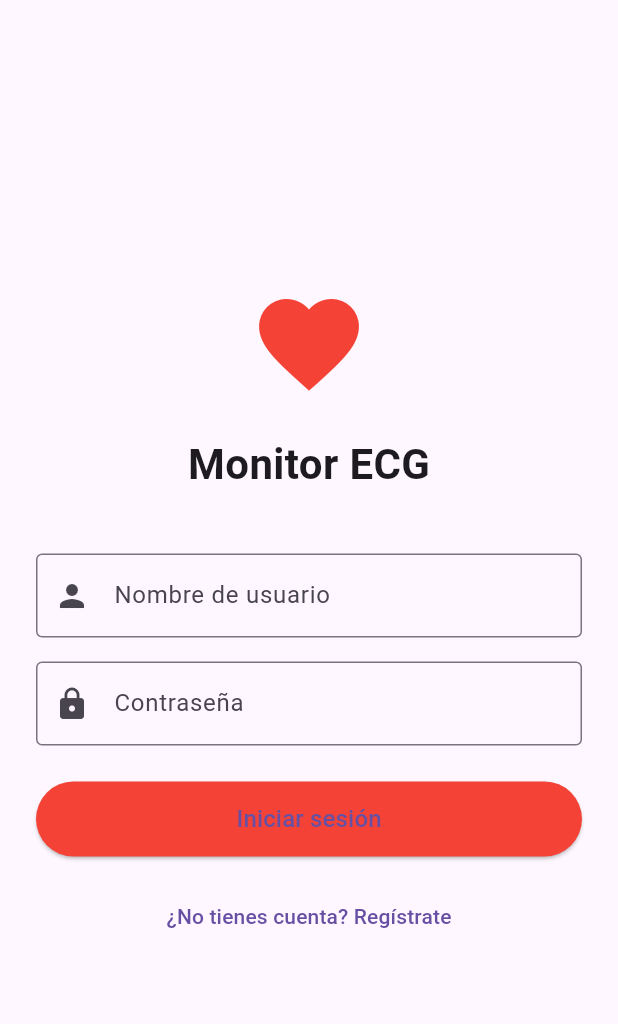
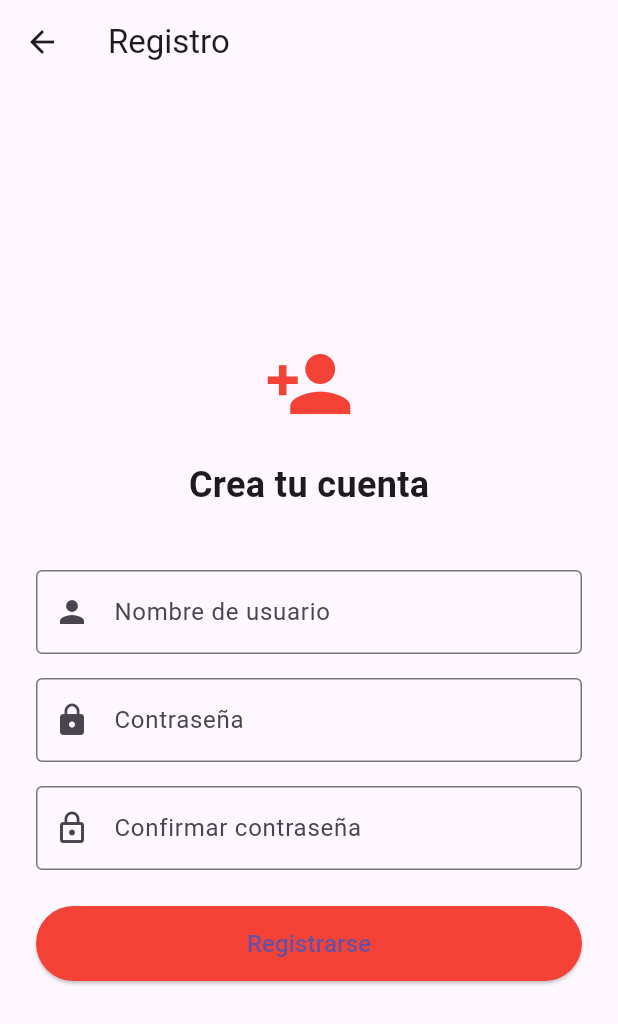
Before and after one commit to Danniel-Al/Taller-Apps-ecg_monitor, a Flutter app: the screen it shows after launch, after a tap on "¿No tienes cuenta? Regístrate", on a phone screen of 412 x 824 dp. Shown: the top 1024 px of the screen. Run offline on Flutter 3.47's test engine with Material 3 defaults, Android fonts, the phone set to English and light mode, and no system bars.

Commit message:
Agregué registro con comentarios

```diff
--- a/lib/main.dart
+++ b/lib/main.dart
@@ -1,25 +1,28 @@
 // lib/main.dart
-// Punto de entrada principal de la aplicación
+// PUNTO DE ENTRADA PRINCIPAL DE LA APLICACIÓN
+// Este es el primer archivo que se ejecuta al iniciar la app
 
 import 'package:flutter/material.dart';
 import 'screens/login_screen.dart';
 
 void main() {
-  // Ejecuta la aplicación
+  // Función principal que inicia la aplicación
   runApp(const MyApp());
 }
 
 class MyApp extends StatelessWidget {
+  // StatelessWidget = widget que no cambia su estado (estático)
   const MyApp({super.key});
 
   @override
   Widget build(BuildContext context) {
+    // MaterialApp = configuración principal de la app
     return MaterialApp(
-      title: 'Monitor ECG',                    // Título de la app
-      debugShowCheckedModeBanner: false,       // Oculta la etiqueta "DEBUG"
+      title: 'Monitor ECG',                    // Título visible en la app
+      debugShowCheckedModeBanner: false,       // Oculta la etiqueta "DEBUG" en la esquina
       theme: ThemeData(
-        primarySwatch: Colors.red,             // Color principal (rojo para corazón)
-        useMaterial3: true,                   // Usa Material Design 3
+        primarySwatch: Colors.red,             // Color principal (rojo = corazón)
+        useMaterial3: true,                   // Usa la versión más reciente de Material Design
       ),
       home: const LoginScreen(),               // Pantalla que se muestra al abrir la app
     );
--- a/lib/screens/login_screen.dart
+++ b/lib/screens/login_screen.dart
@@ -1,9 +1,12 @@
 // lib/screens/login_screen.dart
-// Pantalla de inicio de sesión
+// PANTALLA DE INICIO DE SESIÓN
+// Permite al usuario autenticarse para entrar a la aplicación
 
 import 'package:flutter/material.dart';
+import 'register_screen.dart';  // Importa la pantalla de registro para navegar
 
 class LoginScreen extends StatefulWidget {
+  // StatefulWidget = widget que PUEDE cambiar su estado (ej: mostrar errores)
   const LoginScreen({super.key});
 
   @override
@@ -11,32 +14,34 @@ class LoginScreen extends StatefulWidget {
 }
 
 class _LoginScreenState extends State<LoginScreen> {
-  // Controladores para leer el texto de los campos
+  // Controladores: permiten leer el texto que el usuario escribe en los campos
   final TextEditingController _usernameController = TextEditingController();
   final TextEditingController _passwordController = TextEditingController();
 
   // Función que se ejecuta al presionar el botón "Iniciar sesión"
   void _handleLogin() {
-    final username = _usernameController.text.trim();  // Elimina espacios al inicio/final
+    // trim() elimina espacios en blanco al inicio y final
+    final username = _usernameController.text.trim();
     final password = _passwordController.text;
 
-    // Validación: ambos campos deben tener contenido
+    // Validación básica: ambos campos deben tener contenido
     if (username.isEmpty || password.isEmpty) {
       _showError('Por favor ingresa usuario y contraseña');
     } else {
+      // Por ahora solo muestra un mensaje de bienvenida
+      // En el futuro: validará contra usuarios registrados y navegará a Home
       _showSuccess('Bienvenido $username');
-      // TODO: En el futuro, aquí se navegará a la pantalla principal
     }
   }
 
-  // Muestra un mensaje de error en rojo
+  // Muestra un mensaje de error (fondo rojo)
   void _showError(String message) {
     ScaffoldMessenger.of(context).showSnackBar(
       SnackBar(content: Text(message), backgroundColor: Colors.red),
     );
   }
 
-  // Muestra un mensaje de éxito en verde
+  // Muestra un mensaje de éxito (fondo verde)
   void _showSuccess(String message) {
     ScaffoldMessenger.of(context).showSnackBar(
       SnackBar(content: Text(message), backgroundColor: Colors.green),
@@ -45,35 +50,41 @@ class _LoginScreenState extends State<LoginScreen> {
 
   @override
   Widget build(BuildContext context) {
+    // Scaffold = estructura básica de una pantalla (barra superior, cuerpo, etc.)
     return Scaffold(
       body: Padding(
-        padding: const EdgeInsets.all(24.0),  // Margen interior de 24 pixeles
+        // Padding = margen interior de 24 píxeles en todos los lados
+        padding: const EdgeInsets.all(24.0),
         child: Column(
+          // Column = organiza los widgets en vertical (uno debajo del otro)
           mainAxisAlignment: MainAxisAlignment.center,  // Centra verticalmente
           children: [
-            // Icono de corazón rojo
+            // ========== ICONO PRINCIPAL ==========
             const Icon(Icons.favorite, size: 80, color: Colors.red),
-            const SizedBox(height: 20),
+            const SizedBox(height: 20),  // Espacio vertical
 
-            // Título de la app
-            const Text('Monitor ECG', style: TextStyle(fontSize: 28, fontWeight: FontWeight.bold)),
+            // ========== TÍTULO ==========
+            const Text(
+              'Monitor ECG',
+              style: TextStyle(fontSize: 28, fontWeight: FontWeight.bold),
+            ),
             const SizedBox(height: 40),
 
-            // Campo de texto: Usuario
+            // ========== CAMPO: USUARIO ==========
             TextField(
-              controller: _usernameController,
+              controller: _usernameController,  // Conecta con el controlador
               decoration: const InputDecoration(
-                labelText: 'Nombre de usuario',
-                border: OutlineInputBorder(),
-                prefixIcon: Icon(Icons.person),
+                labelText: 'Nombre de usuario',  // Etiqueta flotante
+                border: OutlineInputBorder(),    // Borde redondeado
+                prefixIcon: Icon(Icons.person),  // Ícono a la izquierda
               ),
             ),
             const SizedBox(height: 16),
 
-            // Campo de texto: Contraseña (oculta el texto)
+            // ========== CAMPO: CONTRASEÑA ==========
             TextField(
               controller: _passwordController,
-              obscureText: true,  // Los caracteres se ven como puntos
+              obscureText: true,  // Oculta el texto (muestra puntos ●●●)
               decoration: const InputDecoration(
                 labelText: 'Contraseña',
                 border: OutlineInputBorder(),
@@ -82,21 +93,25 @@ class _LoginScreenState extends State<LoginScreen> {
             ),
             const SizedBox(height: 24),
 
-            // Botón de inicio de sesión
+            // ========== BOTÓN: INICIAR SESIÓN ==========
             ElevatedButton(
-              onPressed: _handleLogin,
+              onPressed: _handleLogin,  // Función al hacer clic
               style: ElevatedButton.styleFrom(
-                minimumSize: const Size(double.infinity, 50),  // Ancho completo
-                backgroundColor: Colors.red,
+                minimumSize: const Size(double.infinity, 50),  // Ancho completo, alto 50
+                backgroundColor: Colors.red,  // Fondo rojo
               ),
               child: const Text('Iniciar sesión', style: TextStyle(fontSize: 16)),
             ),
             const SizedBox(height: 16),
 
-            // Botón para ir al registro (aún sin funcionalidad)
+            // ========== BOTÓN: IR A REGISTRO ==========
             TextButton(
               onPressed: () {
-                // TODO: Navegar a pantalla de registro (próximo paso)
+                // Navega a la pantalla de registro
+                Navigator.push(
+                  context,
+                  MaterialPageRoute(builder: (_) => const RegisterScreen()),
+                );
               },
               child: const Text('¿No tienes cuenta? Regístrate'),
             ),
--- /dev/null
+++ b/lib/screens/register_screen.dart
@@ -0,0 +1,136 @@
+// lib/screens/register_screen.dart
+// PANTALLA DE REGISTRO DE NUEVOS USUARIOS
+// Permite crear una nueva cuenta con validaciones
+
+import 'package:flutter/material.dart';
+
+class RegisterScreen extends StatefulWidget {
+  const RegisterScreen({super.key});
+
+  @override
+  State<RegisterScreen> createState() => _RegisterScreenState();
+}
+
+class _RegisterScreenState extends State<RegisterScreen> {
+  // Controladores para cada campo de texto
+  final TextEditingController _usernameController = TextEditingController();
+  final TextEditingController _passwordController = TextEditingController();
+  final TextEditingController _confirmController = TextEditingController();
+
+  // Función que se ejecuta al presionar "Registrarse"
+  void _handleRegister() {
+    final username = _usernameController.text.trim();
+    final password = _passwordController.text;
+    final confirm = _confirmController.text;
+
+    // ========== VALIDACIONES ==========
+    if (username.isEmpty) {
+      _showError('Ingresa un nombre de usuario');
+    } else if (password.isEmpty) {
+      _showError('Ingresa una contraseña');
+    } else if (password != confirm) {
+      _showError('Las contraseñas no coinciden');  // Validación más importante
+    } else if (password.length < 4) {
+      _showError('La contraseña debe tener al menos 4 caracteres');
+    } else {
+      // TODO: Aquí se guardará el usuario (SharedPreferences o base de datos)
+      _showSuccess('Registro exitoso. Ahora inicia sesión.');
+
+      // Regresa automáticamente a la pantalla de login después de 2 segundos
+      Future.delayed(const Duration(seconds: 2), () {
+        Navigator.pop(context);  // Cierra la pantalla actual (vuelve al login)
+      });
+    }
+  }
+
+  // Muestra error en rojo
+  void _showError(String message) {
+    ScaffoldMessenger.of(context).showSnackBar(
+      SnackBar(content: Text(message), backgroundColor: Colors.red),
+    );
+  }
+
+  // Muestra éxito en verde
+  void _showSuccess(String message) {
+    ScaffoldMessenger.of(context).showSnackBar(
+      SnackBar(content: Text(message), backgroundColor: Colors.green),
+    );
+  }
+
+  @override
+  Widget build(BuildContext context) {
+    return Scaffold(
+      // AppBar = barra superior con título y flecha de retroceso
+      appBar: AppBar(
+        title: const Text('Registro'),
+        leading: IconButton(
+          icon: const Icon(Icons.arrow_back),
+          onPressed: () => Navigator.pop(context),  // Flecha para volver manualmente
+        ),
+      ),
+      body: Padding(
+        padding: const EdgeInsets.all(24.0),
+        child: Column(
+          mainAxisAlignment: MainAxisAlignment.center,
+          children: [
+            // ========== ICONO DE PERSONA ==========
+            const Icon(Icons.person_add, size: 60, color: Colors.red),
+            const SizedBox(height: 20),
+
+            // ========== TÍTULO ==========
+            const Text(
+              'Crea tu cuenta',
+              style: TextStyle(fontSize: 24, fontWeight: FontWeight.bold),
+            ),
+            const SizedBox(height: 40),
+
+            // ========== CAMPO: USUARIO ==========
+            TextField(
+              controller: _usernameController,
+              decoration: const InputDecoration(
+                labelText: 'Nombre de usuario',
+                border: OutlineInputBorder(),
+                prefixIcon: Icon(Icons.person),
+              ),
+            ),
+            const SizedBox(height: 16),
+
+            // ========== CAMPO: CONTRASEÑA ==========
+            TextField(
+              controller: _passwordController,
+              obscureText: true,  // Oculta con puntos
+              decoration: const InputDecoration(
+                labelText: 'Contraseña',
+                border: OutlineInputBorder(),
+                prefixIcon: Icon(Icons.lock),
+              ),
+            ),
+            const SizedBox(height: 16),
+
+            // ========== CAMPO: CONFIRMAR CONTRASEÑA ==========
+            TextField(
+              controller: _confirmController,
+              obscureText: true,
+              decoration: const InputDecoration(
+                labelText: 'Confirmar contraseña',
+                border: OutlineInputBorder(),
+                prefixIcon: Icon(Icons.lock_outline),
+              ),
+            ),
+            const SizedBox(height: 24),
+
+            // ========== BOTÓN: REGISTRARSE ==========
+            ElevatedButton(
+              onPressed: _handleRegister,
+              style: ElevatedButton.styleFrom(
+                minimumSize: const Size(double.infinity, 50),
+                backgroundColor: Colors.red,
+              ),
+              child: const Text('Registrarse', style: TextStyle(fontSize: 16)),
+            ),
+          ],
+        ),
+      ),
+    );
+  }
+}
```
